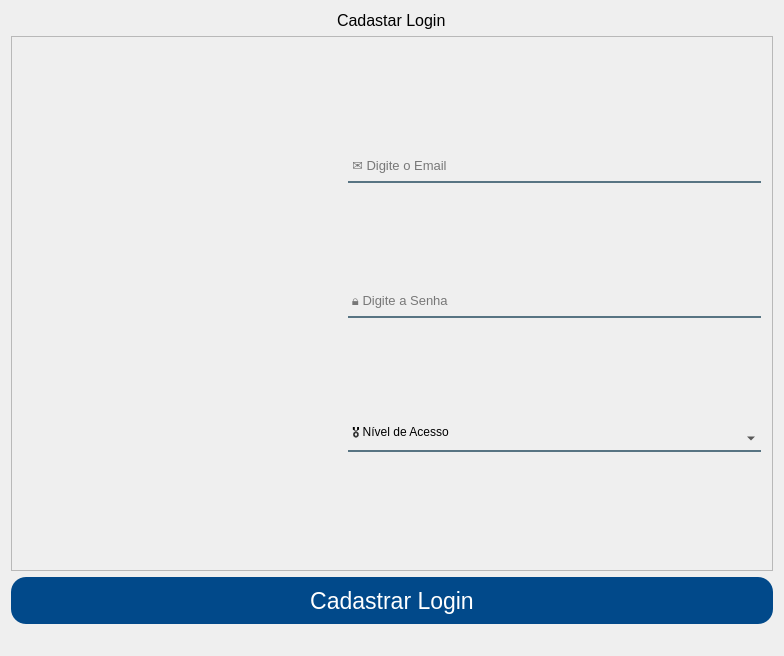
Above: App/view/ui/cadastroLogin.ui from Senac-SOR-ADS/Mapa-de-Sala before the change. Below: the same form after it.
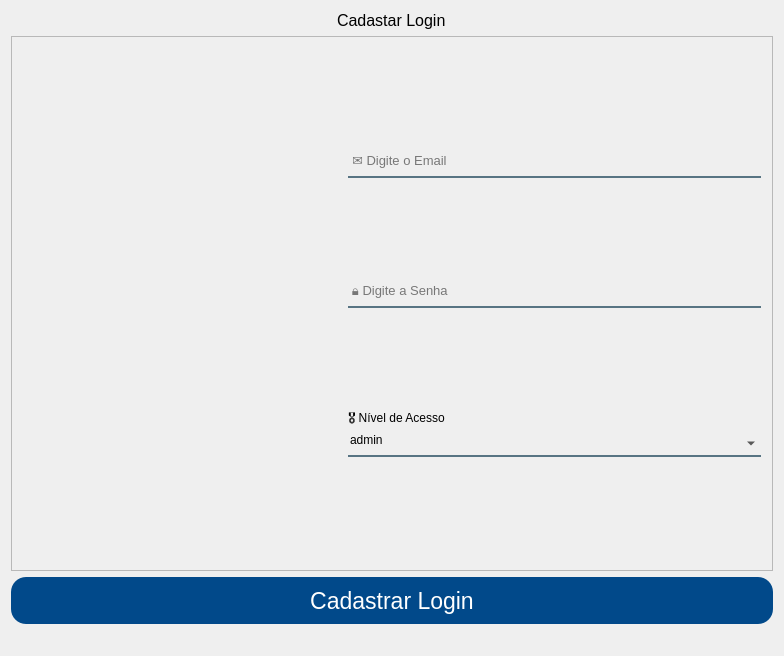
That is the form after the change. Icons and pictures are not drawn.

The edit to the form file:
```diff
--- a/App/view/ui/cadastroLogin.ui
+++ b/App/view/ui/cadastroLogin.ui
@@ -134,6 +134,19 @@
          <property name="bottomMargin">
           <number>0</number>
          </property>
+         <item>
+          <spacer name="verticalSpacer">
+           <property name="orientation">
+            <enum>Qt::Vertical</enum>
+           </property>
+           <property name="sizeHint" stdset="0">
+            <size>
+             <width>20</width>
+             <height>40</height>
+            </size>
+           </property>
+          </spacer>
+         </item>
          <item>
           <widget class="QLineEdit" name="email">
            <property name="minimumSize">
@@ -155,6 +168,19 @@
            </property>
           </widget>
          </item>
+         <item>
+          <spacer name="verticalSpacer_2">
+           <property name="orientation">
+            <enum>Qt::Vertical</enum>
+           </property>
+           <property name="sizeHint" stdset="0">
+            <size>
+             <width>20</width>
+             <height>40</height>
+            </size>
+           </property>
+          </spacer>
+         </item>
          <item>
           <widget class="QLineEdit" name="senha">
            <property name="minimumSize">
@@ -173,16 +199,59 @@
            </property>
           </widget>
          </item>
+         <item>
+          <spacer name="verticalSpacer_3">
+           <property name="orientation">
+            <enum>Qt::Vertical</enum>
+           </property>
+           <property name="sizeHint" stdset="0">
+            <size>
+             <width>20</width>
+             <height>40</height>
+            </size>
+           </property>
+          </spacer>
+         </item>
+         <item>
+          <widget class="QLabel" name="label_3">
+           <property name="text">
+            <string>🎖 Nível de Acesso</string>
+           </property>
+          </widget>
+         </item>
          <item>
           <widget class="QComboBox" name="nivelAcesso">
            <property name="editable">
-            <bool>true</bool>
+            <bool>false</bool>
            </property>
            <property name="currentText">
-            <string>🎖 Nível de Acesso</string>
+            <string>admin</string>
            </property>
+           <item>
+            <property name="text">
+             <string>admin</string>
+            </property>
+           </item>
+           <item>
+            <property name="text">
+             <string>user</string>
+            </property>
+           </item>
           </widget>
          </item>
+         <item>
+          <spacer name="verticalSpacer_4">
+           <property name="orientation">
+            <enum>Qt::Vertical</enum>
+           </property>
+           <property name="sizeHint" stdset="0">
+            <size>
+             <width>20</width>
+             <height>40</height>
+            </size>
+           </property>
+          </spacer>
+         </item>
         </layout>
        </widget>
       </item>
```
Left out of the diff: 6 changed lines with no effect on the pictures.
